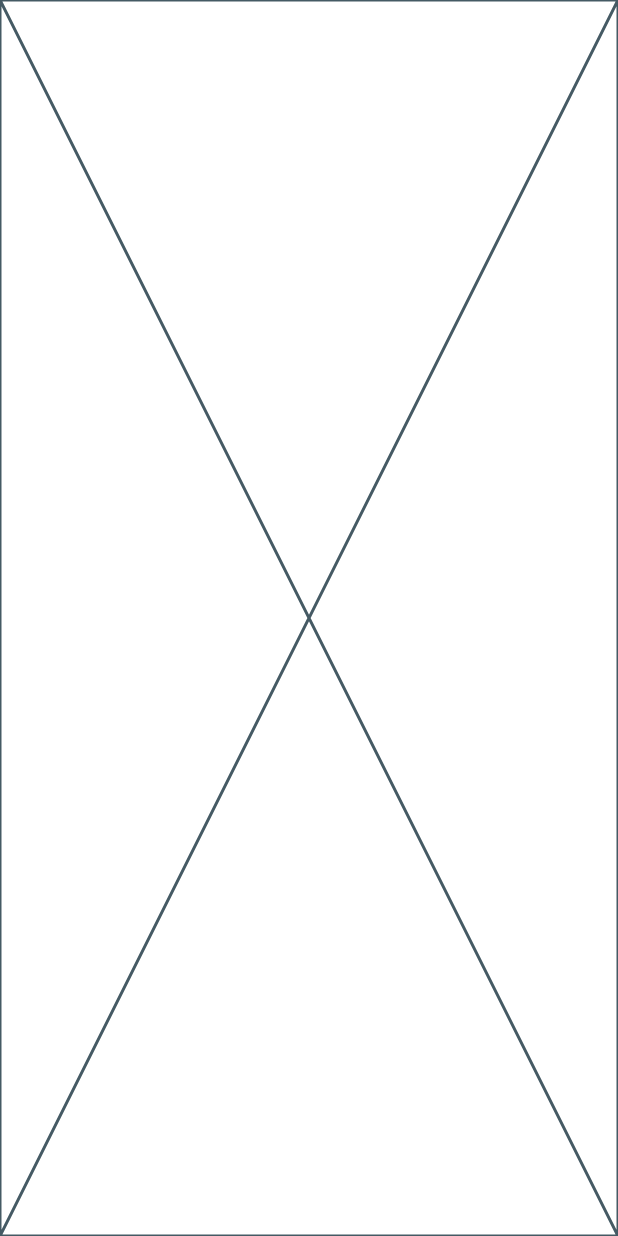
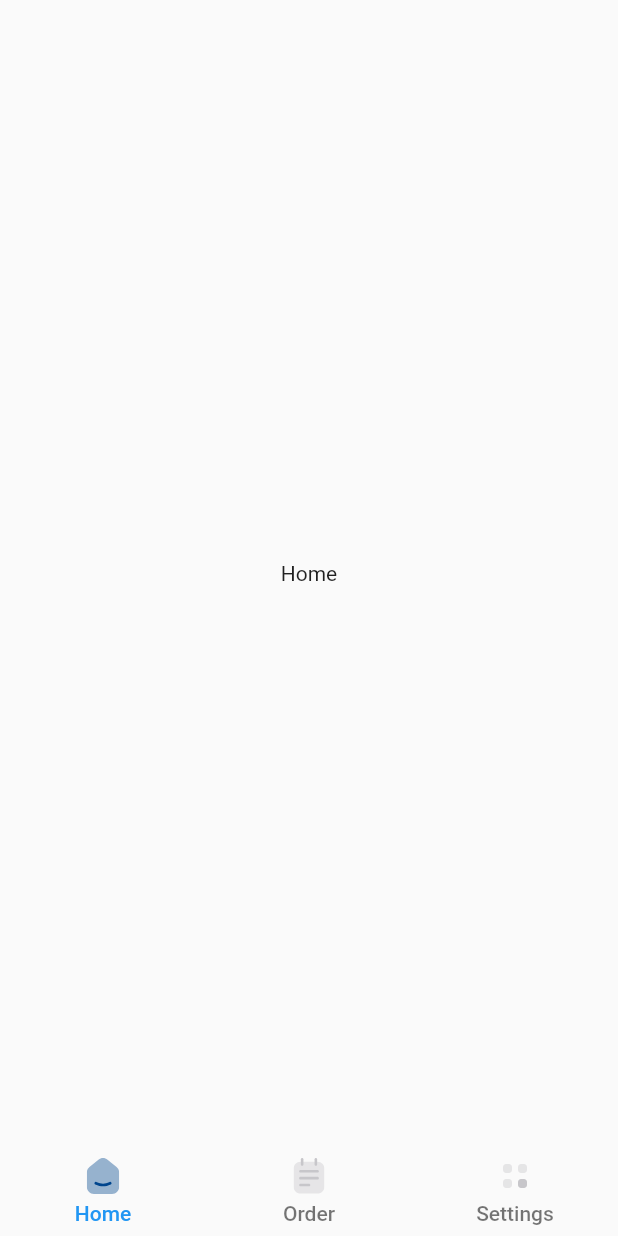
Before and after one commit to Kelompok-13-Alterra/flutter_capstone, a Flutter app: the screen it shows after launch, on a phone screen of 412 x 824 dp. Run offline on Flutter 3.47's test engine with Material 2 defaults, Android fonts, the light colour scheme and no system bars; our stand-ins replace flutter_svg, google_fonts.

Commit message:
fitur BottomNavigationBar untuk homescreen selesai

```diff
--- a/lib/main.dart
+++ b/lib/main.dart
@@ -1,4 +1,5 @@
 import 'package:flutter/material.dart';
+import 'package:flutter_capstone/screens/home-screen.dart';
 
 void main() {
   runApp(const MyApp());
@@ -14,6 +15,8 @@ class MyApp extends StatefulWidget {
 class _MyAppState extends State<MyApp> {
   @override
   Widget build(BuildContext context) {
-    return const Placeholder();
+    return const MaterialApp(
+      home: HomeScreen(),
+    );
   }
 }
--- /dev/null
+++ b/lib/screens/home-screen.dart
@@ -0,0 +1,113 @@
+import 'package:flutter/material.dart';
+import 'package:flutter_capstone/widget/homepage.dart';
+import 'package:flutter_svg/flutter_svg.dart';
+import 'package:google_fonts/google_fonts.dart';
+
+class HomeScreen extends StatefulWidget {
+  const HomeScreen({super.key});
+
+  @override
+  State<HomeScreen> createState() => _HomeScreenState();
+}
+
+class _HomeScreenState extends State<HomeScreen> {
+  int currentIndex = 0;
+
+  final List<Widget> _children = [
+    const Homepage(),
+    const Center(
+      child: Text("Ini buat page Order"),
+    ),
+    const Center(
+      child: Text("Ini buat page Setting"),
+    ),
+  ];
+
+  List<String> svgAssets = [
+    'assets/icon-botton-navigation-bar/home.svg',
+    'assets/icon-botton-navigation-bar/home-selected.svg',
+    'assets/icon-botton-navigation-bar/notes.svg',
+    'assets/icon-botton-navigation-bar/notes-selected.svg',
+    'assets/icon-botton-navigation-bar/apps-rectangle.svg',
+    'assets/icon-botton-navigation-bar/apps-rectangle-selected.svg',
+  ];
+
+  void onTabTapped(int index) {
+    setState(() {
+      currentIndex = index;
+    });
+  }
+
+  @override
+  Widget build(BuildContext context) {
+    return Scaffold(
+      body: _children[currentIndex],
+      bottomNavigationBar: BottomNavigationBar(
+        elevation: 0,
+        type: BottomNavigationBarType.fixed,
+        unselectedLabelStyle: GoogleFonts.roboto(
+          fontSize: 14,
+          fontWeight: FontWeight.w500,
+          color: const Color(0xFFC7C6CA),
+        ),
+        selectedLabelStyle: GoogleFonts.roboto(
+          fontSize: 14,
+          fontWeight: FontWeight.w500,
+          color: const Color(0xFF0074E5),
+        ),
+        currentIndex: currentIndex,
+        onTap: onTabTapped,
+        items: [
+          BottomNavigationBarItem(
+            icon: Column(
+              children: [
+                SvgPicture.asset(
+                  currentIndex == 0 ? svgAssets[1] : svgAssets[0],
+                  height: 24,
+                  width: 24,
+                  fit: BoxFit.contain,
+                ),
+                const SizedBox(
+                  height: 5,
+                )
+              ],
+            ),
+            label: 'Home',
+          ),
+          BottomNavigationBarItem(
+            icon: Column(
+              children: [
+                SvgPicture.asset(
+                  currentIndex == 1 ? svgAssets[3] : svgAssets[2],
+                  height: 24,
+                  width: 24,
+                  fit: BoxFit.contain,
+                ),
+                const SizedBox(
+                  height: 5,
+                )
+              ],
+            ),
+            label: "Order",
+          ),
+          BottomNavigationBarItem(
+            icon: Column(
+              children: [
+                SvgPicture.asset(
+                  currentIndex == 2 ? svgAssets[5] : svgAssets[4],
+                  height: 24,
+                  width: 24,
+                  fit: BoxFit.contain,
+                ),
+                const SizedBox(
+                  height: 5,
+                )
+              ],
+            ),
+            label: "Settings",
+          ),
+        ],
+      ),
+    );
+  }
+}
--- /dev/null
+++ b/lib/widget/homepage.dart
@@ -0,0 +1,17 @@
+import 'package:flutter/material.dart';
+
+class Homepage extends StatefulWidget {
+  const Homepage({super.key});
+
+  @override
+  State<Homepage> createState() => _HomepageState();
+}
+
+class _HomepageState extends State<Homepage> {
+  @override
+  Widget build(BuildContext context) {
+    return Center(
+      child: Text("Home"),
+    );
+  }
+}
```
Also changed, not shown: pubspec.yaml (+11 -3 lines), assets/icon-botton-navigation-bar/apps-rectangle-selected.svg (added), assets/icon-botton-navigation-bar/apps-rectangle.svg (added), assets/icon-botton-navigation-bar/home-selected.svg (added), assets/icon-botton-navigation-bar/home.svg (added), assets/icon-botton-navigation-bar/notes-selected.svg (added), assets/icon-botton-navigation-bar/notes.svg (added), pubspec.lock, 1 other file.
